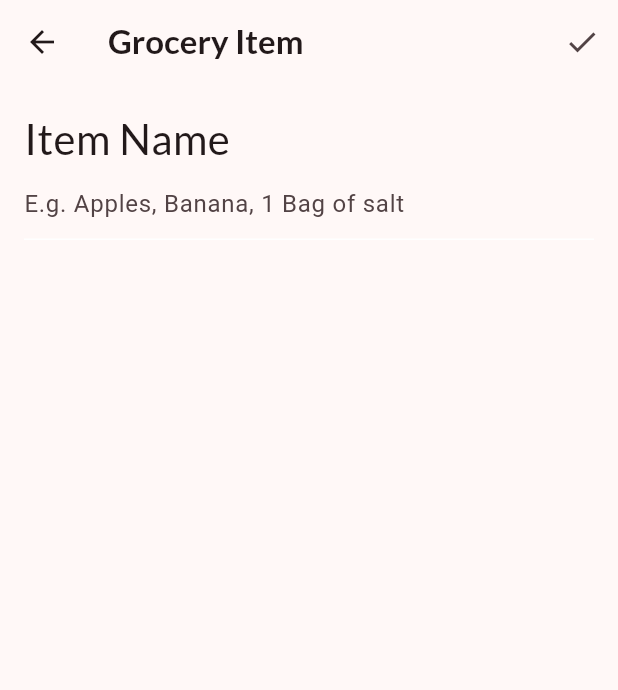
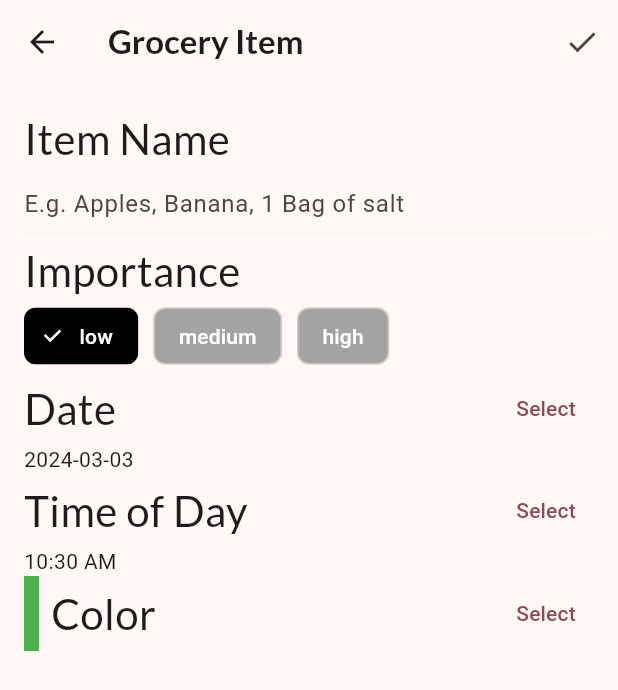
Before and after one commit to addisumotora/flutter-apps, a Flutter app: the screen it shows after launch, item 3 of the bottom bar chosen, after a tap on the "add" icon, on a phone screen of 412 x 824 dp. Shown: the top 690 px of the screen. Run offline on Flutter 3.47's test engine with Material 3 defaults, Android fonts, the phone set to English and light mode, and no system bars; our stand-ins replace google_fonts.

Commit message:
feat: grocery-items

```diff
--- a/fooderlich/lib/screens/grocery_item_screen.dart
+++ b/fooderlich/lib/screens/grocery_item_screen.dart
@@ -1,6 +1,8 @@
+import 'package:flex_color_picker/flex_color_picker.dart';
 import 'package:flutter/material.dart';
 import 'package:fooderlich/models/grocery_item.dart';
 import 'package:google_fonts/google_fonts.dart';
+import 'package:intl/intl.dart';
 
 class GroceryItemScreen extends StatefulWidget {
   final Function(GroceryItem) onCreate;
@@ -47,7 +49,11 @@ class _GroceryItemScreenState extends State<GroceryItemScreen> {
         padding: const EdgeInsets.all(16.0),
         child: ListView(
           children: [
-            buildNameField()
+            buildNameField(),
+            buildImportanceField(),
+            buildDateField(context),
+            buildTimePicker(),
+            buildColorPicker(context)
           ],
         ),
       ),
@@ -67,7 +73,6 @@ class _GroceryItemScreenState extends State<GroceryItemScreen> {
       _timeOfDay = TimeOfDay(hour: date.hour, minute: date.minute);
       _dueDate = date;
     }
-    // 2
     _nameController.addListener(() {
       setState(() {
         _name = _nameController.text;
@@ -109,4 +114,171 @@ class _GroceryItemScreenState extends State<GroceryItemScreen> {
       ],
     );
   }
+
+  Widget buildImportanceField() {
+    return Column(
+      crossAxisAlignment: CrossAxisAlignment.start,
+      children: [
+        Text('Importance', style: GoogleFonts.lato(fontSize: 28.0)),
+        Wrap(
+          spacing: 10.0,
+          children: [
+            ChoiceChip(
+              checkmarkColor: Colors.white,
+              backgroundColor: Color.fromARGB(255, 163, 163, 163),
+              selectedColor: Colors.black,
+              selected: _importance == Importance.low,
+              label: const Text(
+                'low',
+                style: TextStyle(color: Colors.white),
+              ),
+              onSelected: (selected) {
+                setState(() => _importance = Importance.low);
+              },
+            ),
+            ChoiceChip(
+              checkmarkColor: Colors.white,
+              backgroundColor: const Color.fromARGB(255, 163, 163, 163),
+              selectedColor: Colors.black,
+              selected: _importance == Importance.medium,
+              label: const Text(
+                'medium',
+                style: TextStyle(color: Colors.white),
+              ),
+              onSelected: (selected) {
+                setState(() => _importance = Importance.medium);
+              },
+            ),
+            ChoiceChip(
+              checkmarkColor: Colors.white,
+              backgroundColor: const Color.fromARGB(255, 163, 163, 163),
+              selectedColor: Colors.black,
+              selected: _importance == Importance.high,
+              label: const Text(
+                'high',
+                style: TextStyle(color: Colors.white),
+              ),
+              onSelected: (selected) {
+                setState(() => _importance = Importance.high);
+              },
+            ),
+          ],
+        )
+      ],
+    );
+  }
+
+  Widget buildDateField(BuildContext context) {
+    return Column(
+      crossAxisAlignment: CrossAxisAlignment.start,
+      children: [
+        Row(
+          mainAxisAlignment: MainAxisAlignment.spaceBetween,
+          children: [
+            Text(
+              'Date',
+              style: GoogleFonts.lato(fontSize: 28.0),
+            ),
+            TextButton(
+              child: const Text('Select'),
+              onPressed: () async {
+                final currentDate = DateTime.now();
+                final selectedDate = await showDatePicker(
+                  context: context,
+                  initialDate: currentDate,
+                  firstDate: currentDate,
+                  lastDate: DateTime(currentDate.year + 5),
+                );
+                setState(() {
+                  if (selectedDate != null) {
+                    _dueDate = selectedDate;
+                  }
+                });
+              },
+            ),
+          ],
+        ),
+        Text('${DateFormat('yyyy-MM-dd').format(_dueDate)}'),
+      ],
+    );
+  }
+
+  Widget buildTimePicker() {
+    return Column(
+      crossAxisAlignment: CrossAxisAlignment.start,
+      children: [
+        Row(
+          mainAxisAlignment: MainAxisAlignment.spaceBetween,
+          children: [
+            Text(
+              'Time of Day',
+              style: GoogleFonts.lato(fontSize: 28.0),
+            ),
+            TextButton(
+              child: const Text('Select'),
+              onPressed: () async {
+                final timeOfDay = await showTimePicker(
+                  initialTime: TimeOfDay.now(),
+                  context: context,
+                );
+                setState(() {
+                  if (timeOfDay != null) {
+                    _timeOfDay = timeOfDay;
+                  }
+                });
+              },
+            ),
+          ],
+        ),
+        Text('${_timeOfDay.format(context)}'),
+      ],
+    );
+  }
+
+  Widget buildColorPicker(BuildContext context) {
+    return Row(
+      mainAxisAlignment: MainAxisAlignment.spaceBetween,
+      children: [
+        Row(
+          children: [
+            Container(
+              height: 50.0,
+              width: 10.0,
+              color: _currentColor,
+            ),
+            const SizedBox(width: 8.0),
+            Text(
+              'Color',
+              style: GoogleFonts.lato(fontSize: 28.0),
+            ),
+          ],
+        ),
+        TextButton(
+          child: const Text('Select'),
+          onPressed: () {
+            showDialog(
+              context: context,
+              builder: (context) {
+                return AlertDialog(
+                  content: ColorPicker(
+                    onColorChanged: (color) {
+                      setState(() => _currentColor = color);
+                    },
+                  ),
+                  actions: [
+                    TextButton(
+                      child: const Text('Save'),
+                      onPressed: () {
+                        Navigator.of(context).pop();
+                      },
+                    ),
+                  ],
+                );
+              },
+            );
+          },
+        ),
+      ],
+    );
+  }
 }
```
